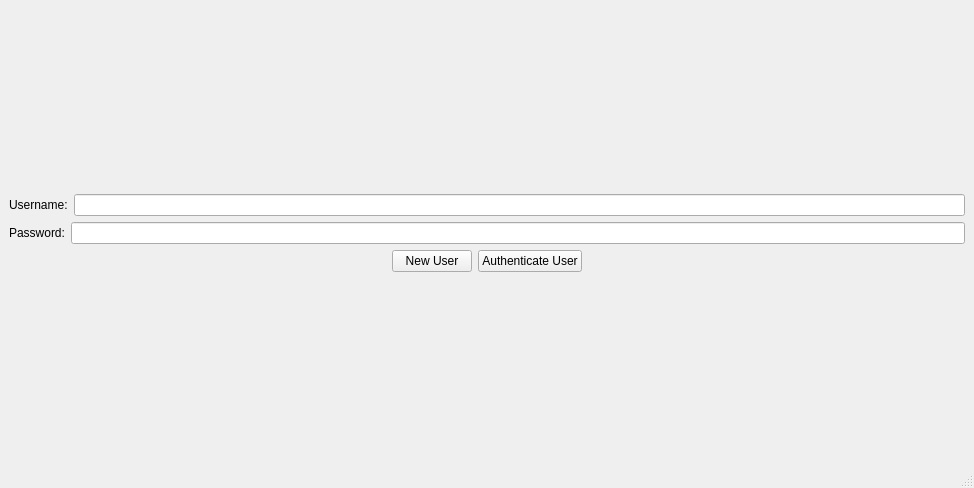
Before: the Qt Designer form auth.ui in mourra950/Secure-Communication-Suite--A-Cryptography-Application-in-Python, drawn with Qt 5.
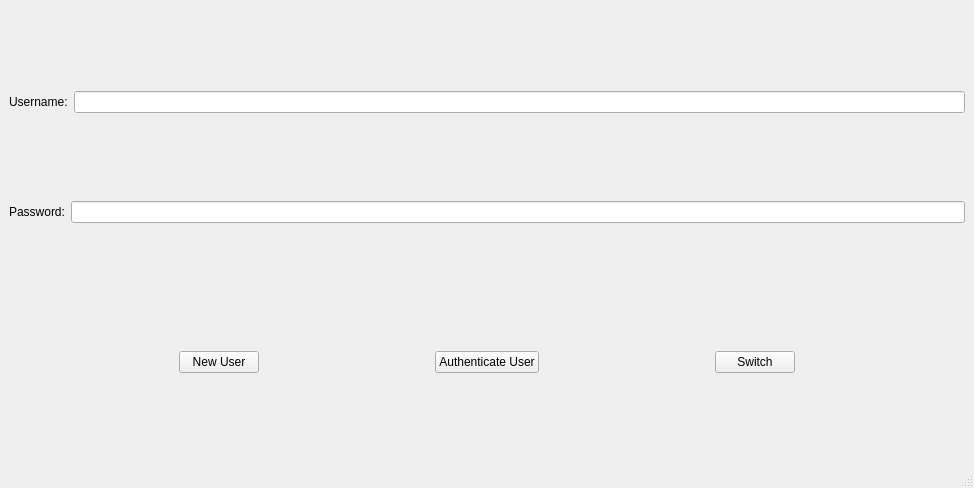
After: the same form once the commit is applied.

```diff
--- a/auth.ui
+++ b/auth.ui
@@ -58,6 +58,22 @@
             </item>
            </layout>
           </item>
+          <item>
+           <spacer name="verticalSpacer">
+            <property name="orientation">
+             <enum>Qt::Vertical</enum>
+            </property>
+            <property name="sizeType">
+             <enum>QSizePolicy::Minimum</enum>
+            </property>
+            <property name="sizeHint" stdset="0">
+             <size>
+              <width>20</width>
+              <height>40</height>
+             </size>
+            </property>
+           </spacer>
+          </item>
           <item>
            <layout class="QHBoxLayout" name="horizontalLayout_4">
             <item>
@@ -80,6 +96,19 @@
               </property>
              </widget>
             </item>
+            <item>
+             <spacer name="horizontalSpacer_3">
+              <property name="orientation">
+               <enum>Qt::Horizontal</enum>
+              </property>
+              <property name="sizeHint" stdset="0">
+               <size>
+                <width>40</width>
+                <height>20</height>
+               </size>
+              </property>
+             </spacer>
+            </item>
             <item>
              <widget class="QPushButton" name="authenticateUser_btn">
               <property name="text">
@@ -87,6 +116,26 @@
               </property>
              </widget>
             </item>
+            <item>
+             <spacer name="horizontalSpacer_4">
+              <property name="orientation">
+               <enum>Qt::Horizontal</enum>
+              </property>
+              <property name="sizeHint" stdset="0">
+               <size>
+                <width>40</width>
+                <height>20</height>
+               </size>
+              </property>
+             </spacer>
+            </item>
+            <item>
+             <widget class="QPushButton" name="SwitchButton">
+              <property name="text">
+               <string>Switch</string>
+              </property>
+             </widget>
+            </item>
             <item>
              <spacer name="horizontalSpacer_2">
               <property name="orientation">
```
Left out of the diff: 2 changed lines with no effect on the pictures.
